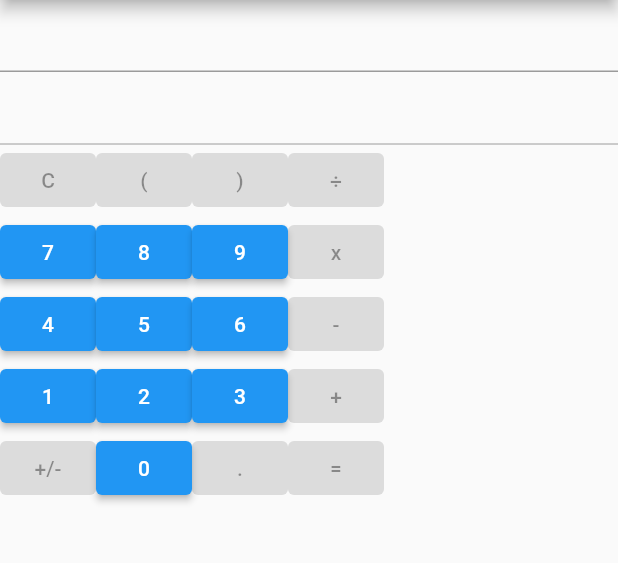
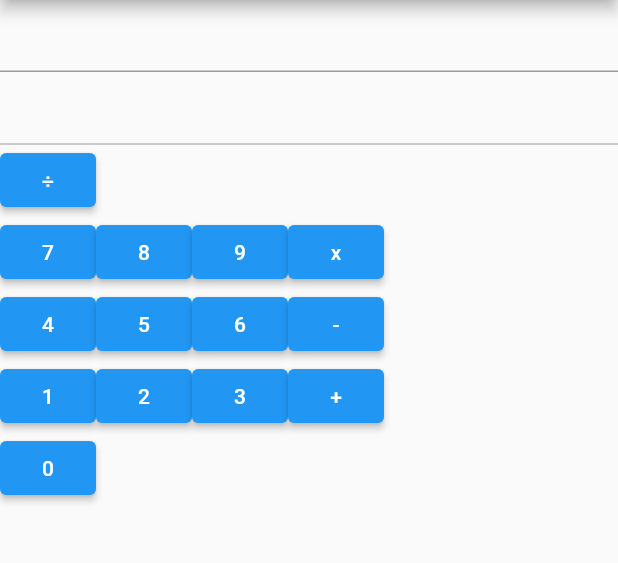
Before and after one commit to jgarzon26/calculator, a Flutter app: the screen it shows after launch, on a phone screen of 412 x 824 dp, the part 84-647 px from its top. Run offline on Flutter 3.47's test engine with Material 2 defaults, Android fonts, the phone set to English and light mode, and no system bars.

Commit message:
OperatorInputAndRemovingOperations

```diff
--- a/lib/OperButton.dart
+++ b/lib/OperButton.dart
@@ -3,16 +3,17 @@ import 'Operations.dart';
 
 class OperButton extends StatelessWidget{
 
-  final Operations operations;
+  final String operator;
+  final void Function(String oper) onInput;
 
-  const OperButton(this.operations, {super.key});
+  const OperButton(this.operator, this.onInput, {super.key});
 
   @override
   Widget build(BuildContext context){
     return ElevatedButton(
-      onPressed: null,
+      onPressed: () => onInput(operator),
       child: Text(
-        operations.operator,
+        operator,
       )
     );
   }
--- a/lib/Operations.dart
+++ /dev/null
@@ -1,8 +0,0 @@
-import 'package:flutter/cupertino.dart';
-
-class Operations {
-  final String operator;
-  //final Function() operatorFunc;
-
-  const Operations(this.operator);
-}
--- a/lib/calculator.dart
+++ b/lib/calculator.dart
@@ -15,7 +15,8 @@ class Calculator extends StatefulWidget{
 
 class _CalculatorState extends State<Calculator> {
 
-  void editInputField(int num) => setState(() => widget.userInput.text += num.toString());
+  void addNumberInInputField(int num) => setState(() => widget.userInput.text += num.toString());
+  void addOperatorInInputField(String oper) => setState(() => widget.userInput.text += oper);
 
   @override
   Widget build(BuildContext context){
@@ -38,43 +39,43 @@ class _CalculatorState extends State<Calculator> {
               enabled: false,
             ),
             Row(
-              children: const [
-                OperButton(Operations("C")),
-                OperButton(Operations("(")),
-                OperButton(Operations(")")),
-                OperButton(Operations("÷")),
+              children: [
+                //OperButton(Operations("C")),
+                //OperButton(Operations("(")),
+                //OperButton(Operations(")")),
+                OperButton("÷", addOperatorInInputField),
               ],
             ),
             Row(
               children: [
-                NumberButton(7, editInputField),
-                NumberButton(8, editInputField),
-                NumberButton(9, editInputField),
-                OperButton(Operations("x")),
+                NumberButton(7, addNumberInInputField),
+                NumberButton(8, addNumberInInputField),
+                NumberButton(9, addNumberInInputField),
+                OperButton("x", addOperatorInInputField),
               ],
             ),
             Row(
               children: [
-                NumberButton(4, editInputField),
-                NumberButton(5, editInputField),
-                NumberButton(6, editInputField),
-                OperButton(Operations("-")),
+                NumberButton(4, addNumberInInputField),
+                NumberButton(5, addNumberInInputField),
+                NumberButton(6, addNumberInInputField),
+                OperButton("-", addOperatorInInputField),
               ],
             ),
             Row(
               children: [
-                NumberButton(1, editInputField),
-                NumberButton(2, editInputField),
-                NumberButton(3, editInputField),
-                OperButton(Operations("+")),
+                NumberButton(1, addNumberInInputField),
+                NumberButton(2, addNumberInInputField),
+                NumberButton(3, addNumberInInputField),
+                OperButton("+", addOperatorInInputField),
               ],
             ),
             Row(
               children: [
-                OperButton(Operations("+/-")),
-                NumberButton(0, editInputField),
-                OperButton(Operations(".")),
-                OperButton(Operations("=")),
+                //OperButton(Operations("+/-")),
+                NumberButton(0, addNumberInInputField),
+                //OperButton(Operations(".")),
+                //OperButton(Operations("=")),
               ],
             )
           ],
```
